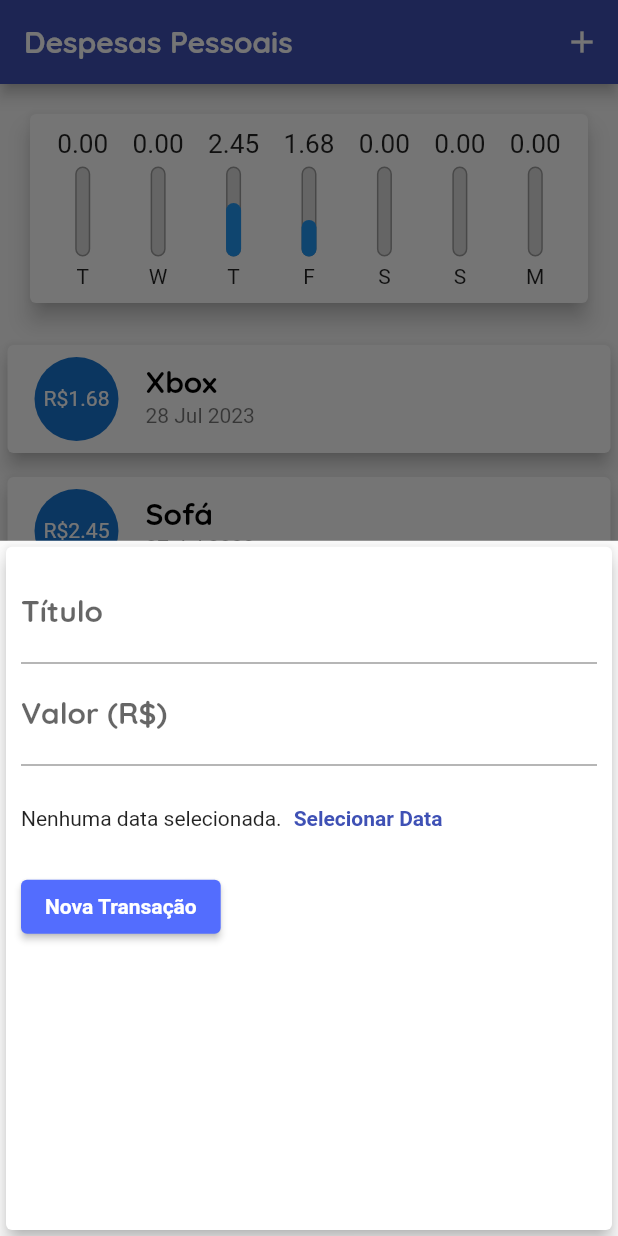
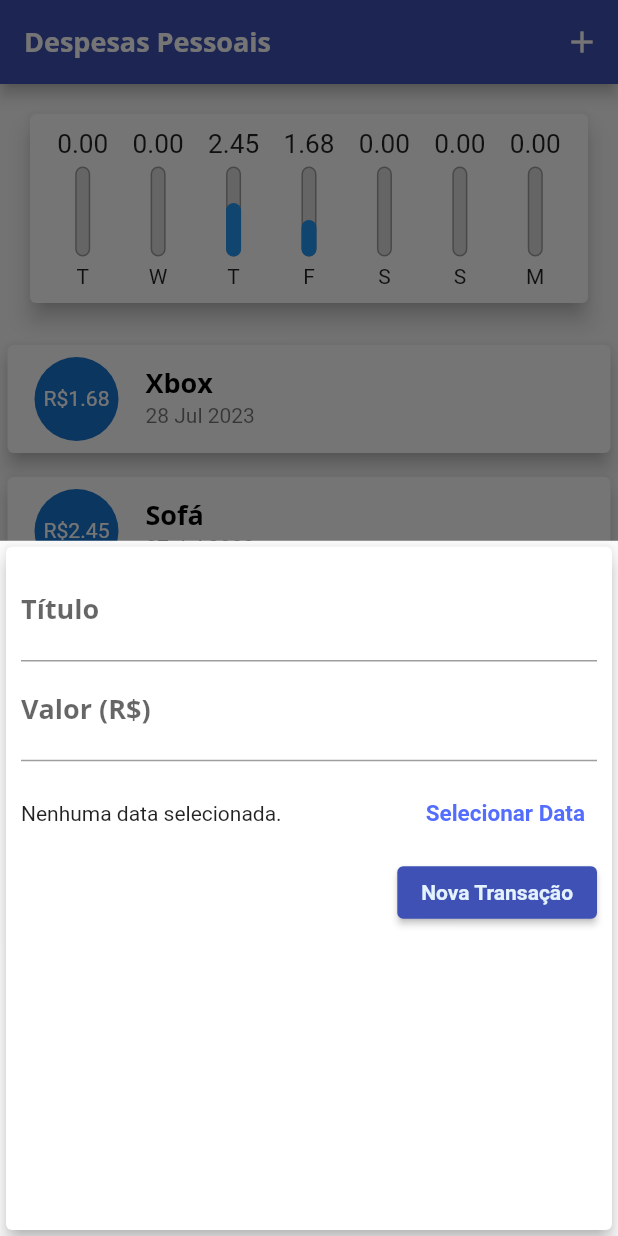
Before and after one commit to GuilhermeAmaroDev/projeto_despesas, a Flutter app: the screen it shows after launch, after a tap on the "add" icon, on a phone screen of 412 x 824 dp. Run offline on Flutter 3.47's test engine with Material 2 defaults, Android fonts, the phone set to English and light mode, and no system bars.

Commit message:
Criação DatePicker

```diff
--- a/lib/components/transaction_form.dart
+++ b/lib/components/transaction_form.dart
@@ -1,4 +1,5 @@
 import 'package:flutter/material.dart';
+import 'package:intl/intl.dart';
 
 class TransactionForm extends StatefulWidget {
   final void Function(String, double) onSubmit;
@@ -10,18 +11,34 @@ class TransactionForm extends StatefulWidget {
 }
 
 class _TransactionFormState extends State<TransactionForm> {
-  final titleController = TextEditingController();
-
-  final valueController = TextEditingController();
+  final _titleController = TextEditingController();
+  final _valueController = TextEditingController();
+  DateTime? _selectedDate;
 
   _submitForm() {
-    final title = titleController.text;
-    final value = double.tryParse(valueController.text) ?? 0.0;
+    final title = _titleController.text;
+    final value = double.tryParse(_valueController.text) ?? 0.0;
 
     if (title.isEmpty || value <= 0) {
       return;
     }
     widget.onSubmit(title, value);
+  }
+
+  _showDatePicker() {
+    showDatePicker(
+            context: context,
+            initialDate: DateTime.now(),
+            firstDate: DateTime(2019),
+            lastDate: DateTime.now())
+        .then((pickedDate) {
+      if (pickedDate == null) {
+        return;
+      }
+      setState(() {
+        _selectedDate = pickedDate;
+      });
+    });
   }
 
   @override
@@ -33,12 +50,12 @@ class _TransactionFormState extends State<TransactionForm> {
         child: Column(
           children: [
             TextField(
-              controller: titleController,
+              controller: _titleController,
               onSubmitted: (_) => _submitForm(),
               decoration: InputDecoration(labelText: 'Título'),
             ),
             TextField(
-              controller: valueController,
+              controller: _valueController,
               keyboardType:
                   const TextInputType.numberWithOptions(decimal: true),
               onSubmitted: (_) => _submitForm(),
@@ -50,26 +67,37 @@ class _TransactionFormState extends State<TransactionForm> {
               height: 70,
               child: Row(
                 children: [
-                  const Text('Nenhuma data selecionada.'),
+                  Expanded(
+                    child: Text(_selectedDate == null
+                        ? 'Nenhuma data selecionada.'
+                        : 'Data Selecionada: ${DateFormat('dd/MM/y').format(_selectedDate!)}'),
+                  ),
                   TextButton(
-                    onPressed: () {},
-                    child: Text('Selecionar Data'),
-                    style: TextButton.styleFrom(
-                        foregroundColor: Theme.of(context).colorScheme.primary
+                    onPressed: _showDatePicker,
+                    child: Text('Selecionar Data',
+                      style: TextStyle(
+                        color: Theme.of(context).colorScheme.secondary,
+                        fontWeight: FontWeight.bold,
+                        fontSize: 15
+                      ),
                     ),
                   ),
                 ],
               ),
             ),
             Row(
-              mainAxisAlignment: MainAxisAlignment.start,
+              mainAxisAlignment: MainAxisAlignment.end,
               children: [
-                ElevatedButton(
-                  onPressed: _submitForm,
-                  child: Text('Nova Transação'),
-                  style: TextButton.styleFrom(
-                    backgroundColor: Theme.of(context).colorScheme.secondary,
-                          foregroundColor: Theme.of(context).textTheme.labelLarge?.color)
+                Container(
+                  height: 35,
+                  child: ElevatedButton(
+                      onPressed: _submitForm,
+                      child: Text('Nova Transação',
+                      style: TextStyle(
+                        color: Theme.of(context).secondaryHeaderColor,
+                      ),
+                      ),
+),
                 ),
               ],
             )
--- a/lib/main.dart
+++ b/lib/main.dart
@@ -24,20 +24,17 @@ class DespesasApp extends StatelessWidget {
           ),
           textTheme: tema.textTheme.copyWith(
               titleMedium: const TextStyle(
-              fontFamily: 'Quicksand',
-              fontSize: 20,
+                fontFamily: 'OpenSans',
+                fontSize: 18,
                 fontWeight: FontWeight.bold,
                 color: Colors.black,
               ),
               labelLarge: const TextStyle(
-              color: Colors.white,
-              fontWeight: FontWeight.bold
-            )
-          ),
+                  color: Colors.white, fontWeight: FontWeight.bold)),
           appBarTheme: const AppBarTheme(
             titleTextStyle: TextStyle(
-              fontFamily: 'Quicksand',
-              fontSize: 20,
+              fontFamily: 'OpenSans',
+              fontSize: 18,
               fontWeight: FontWeight.bold,
               color: Colors.white,
             ),
@@ -57,19 +54,21 @@ class _MyHomePageState extends State<MyHomePage> {
       id: 't1',
       title: 'Xbox',
       value: 1.680,
-      date: DateTime.now().subtract(Duration(days:3)),
+      date: DateTime.now().subtract(Duration(days: 3)),
     ),
     Transaction(
       id: 't2',
       title: 'Sofá',
       value: 2.450,
-      date: DateTime.now().subtract(Duration(days:4)),
+      date: DateTime.now().subtract(Duration(days: 4)),
     )
   ];
 
   List<Transaction> get _recentTransactions {
     return _transactions.where((tr) {
-      return tr.date.isAfter(DateTime.now().subtract(Duration (days: 7),));
+      return tr.date.isAfter(DateTime.now().subtract(
+        Duration(days: 7),
+      ));
     }).toList();
   }
 
@@ -94,7 +93,8 @@ class _MyHomePageState extends State<MyHomePage> {
       context: context,
       builder: (_) {
         return TransactionForm(_addTransaction);
-        });
+      },
+    );
   }
 
   @override
```
Lines whose indentation alone changed are shown as unchanged.
